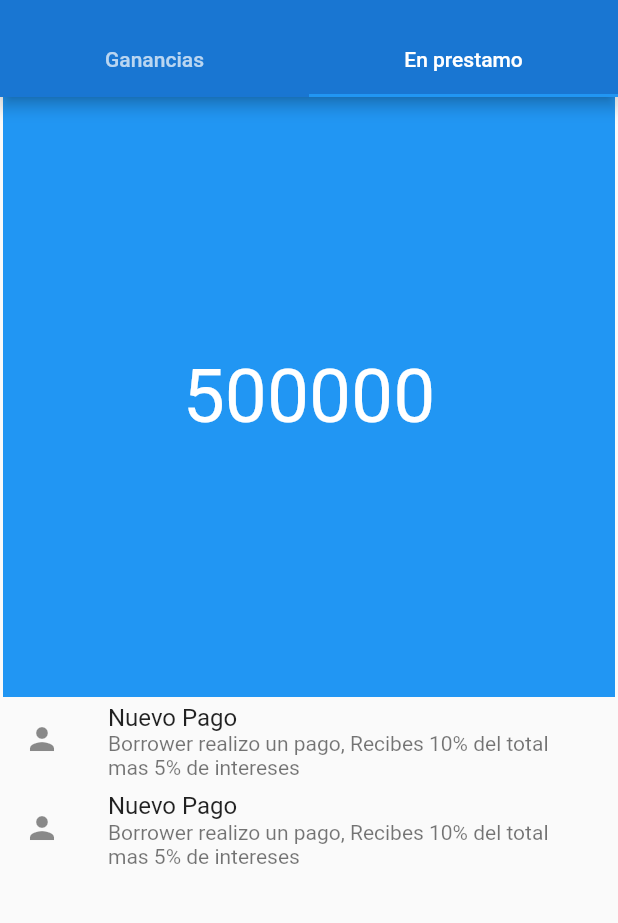
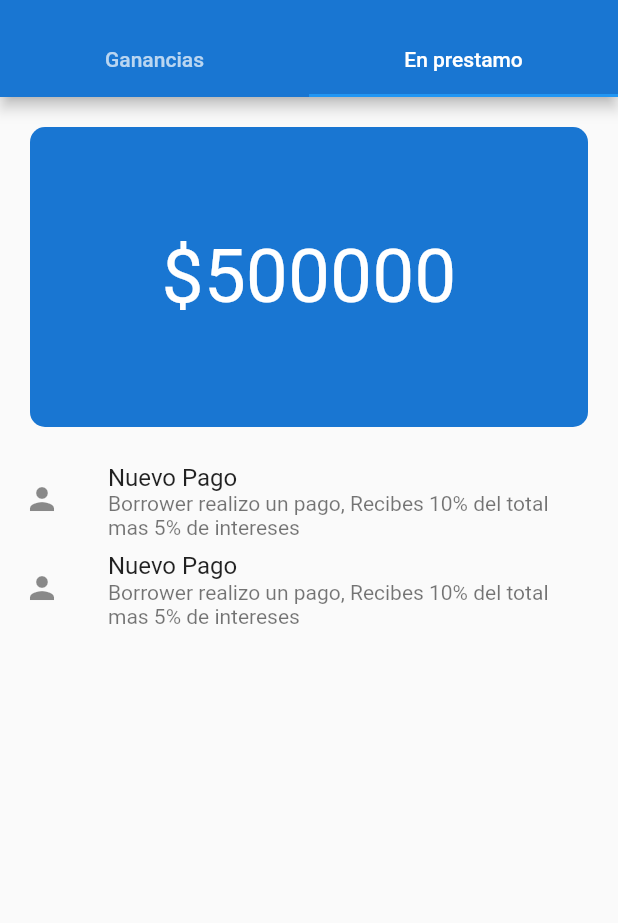
Before and after one commit to mateo-a/HelpMePay, a Flutter app: the EarningScreen screen opened by its route, tab 2 chosen, on a phone screen of 412 x 824 dp, the part 59-982 px from its top. Run offline on Flutter 3.47's test engine with Material 2 defaults, Android fonts, the phone set to English and light mode, and no system bars; our stand-ins replace charts_flutter, percent_indicator, rxdart, shared_preferences; accounts and stored records are empty; statements that could not run were skipped.

Commit message:
update: changes to container showing invested amount

```diff
--- a/lib/pages/earnings.dart
+++ b/lib/pages/earnings.dart
@@ -95,12 +95,15 @@ class EarningScreen extends StatelessWidget {
                 child: Column(
               children: <Widget>[
                 Container(
-                    color: Colors.blue,
-                    height: 400,
-                    margin: EdgeInsets.only(left: 2, right: 2),
+                    decoration: BoxDecoration(
+                      borderRadius: BorderRadius.circular(10),
+                      color: Colors.blue[700],
+                    ),
+                    height: 200,
+                    margin: EdgeInsets.all(20),
                     child: Center(
                       child: Text(
-                        "500000",
+                        "\u0024500000",
                         textAlign: TextAlign.center,
                         style: TextStyle(fontSize: 50, color: Colors.white),
                       ),
```
